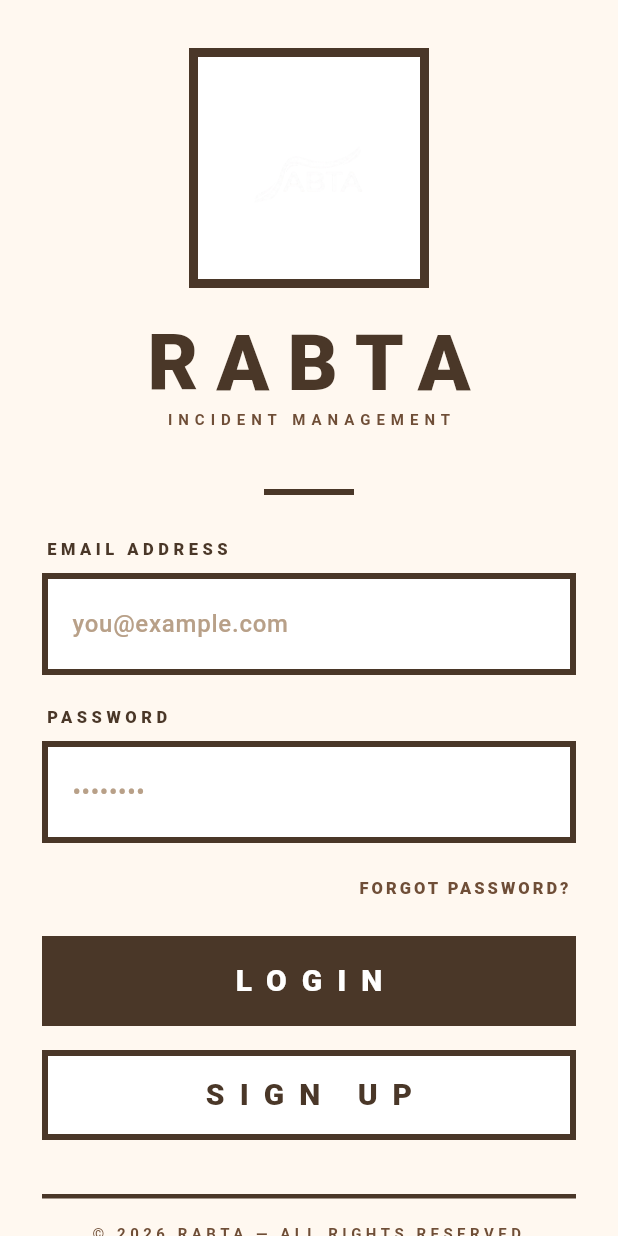
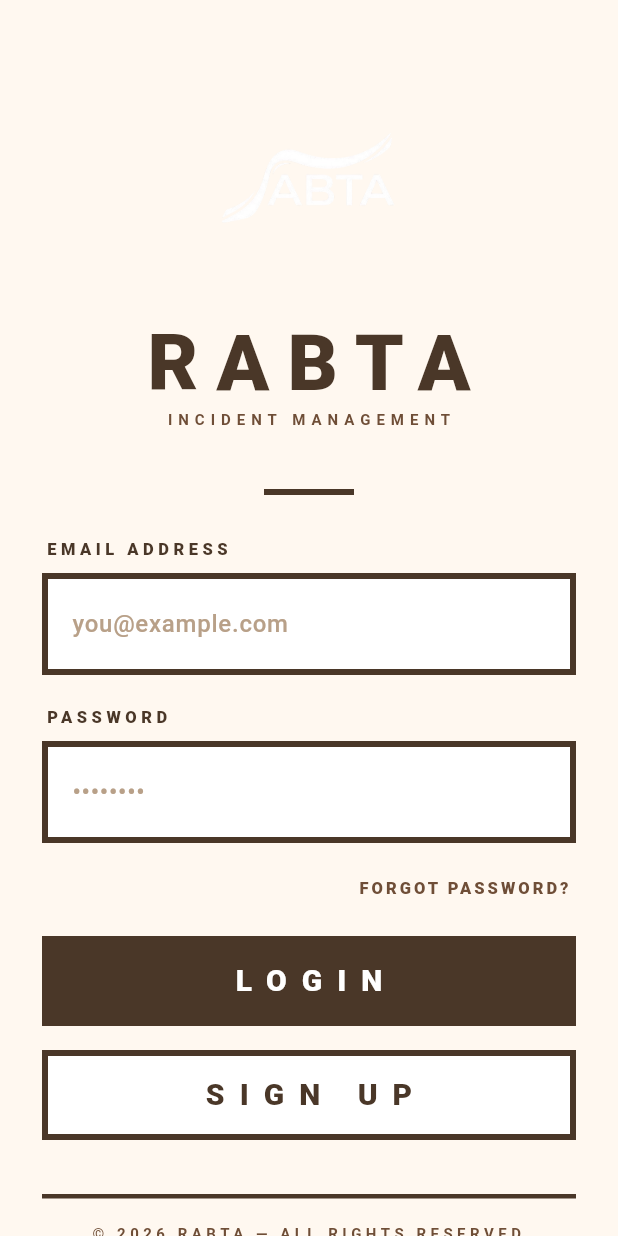
Before and after one commit to Ininsico/IncidentMangementSystem, a Flutter app: the screen it shows after launch, on a phone screen of 412 x 824 dp. Run offline on Flutter 3.47's test engine with Material 3 defaults, Android fonts, the phone set to English and light mode, and no system bars.

Commit message:
Fix logo asset: rename assests/ to assets/, update references

```diff
--- a/mobileapp/lib/screens/landing_page.dart
+++ b/mobileapp/lib/screens/landing_page.dart
@@ -14,19 +14,8 @@ class LoginPage extends StatelessWidget {
             child: Column(
               mainAxisAlignment: MainAxisAlignment.center,
               children: [
-                // LOGO — front and center
-                Container(
-                  width: 160,
-                  height: 160,
-                  decoration: BoxDecoration(
-                    border: Border.all(color: const Color(0xFF4A3728), width: 6),
-                    color: Colors.white,
-                  ),
-                  child: Padding(
-                    padding: const EdgeInsets.all(24),
-                    child: Image.asset('assests/logo.png', fit: BoxFit.contain),
-                  ),
-                ),
+                // LOGO
+                Image.asset('assets/logo.png', width: 160, height: 160),
                 const SizedBox(height: 24),
 
                 const Text(
--- a/mobileapp/pubspec.yaml
+++ b/mobileapp/pubspec.yaml
@@ -58,7 +58,7 @@ flutter:
   uses-material-design: true
 
   assets:
-    - assests/
+    - assets/
   #   - images/a_dot_ham.jpeg
 
   # An image asset can refer to one or more resolution-specific "variants", see
```
Also changed, not shown: mobileapp/lib/screens/splash_screen.dart (+2 -13 lines), mobileapp/assets/logo.png (renamed from mobileapp/assests/logo.png), 1 other file.
